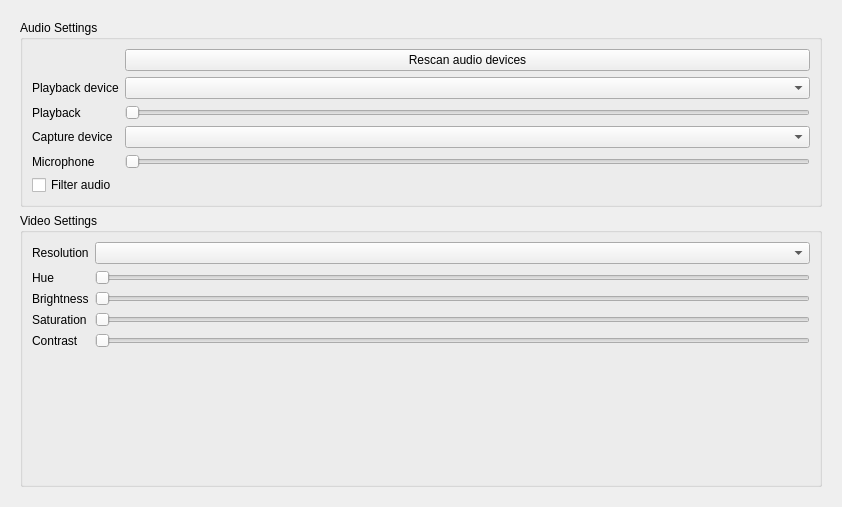
Old version of the form src/widget/form/settings/avsettings.ui in the repository qTox/qTox.
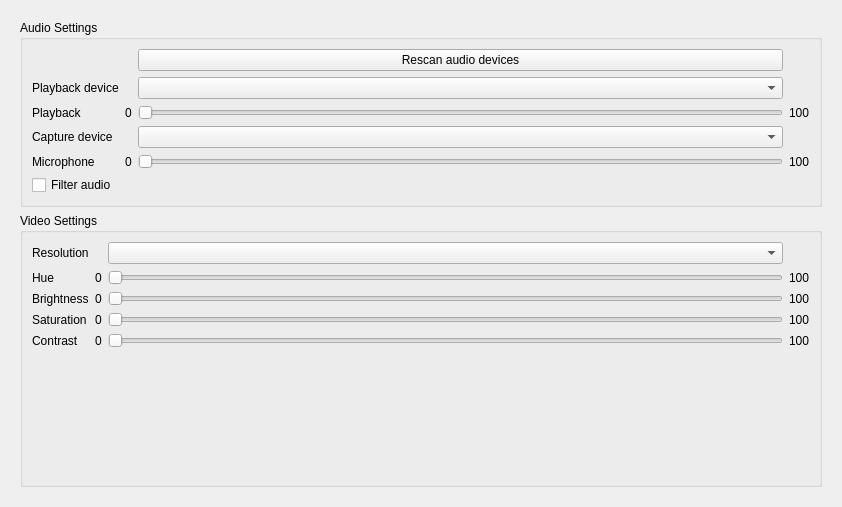
New version of the form. Custom widgets are drawn as their Qt base class.

Commit message:
closes tux3/qtox#768
added values to slides in av settings, converted slot to qt5 style
audio sliders are disabled

```diff
--- a/src/widget/form/settings/avsettings.ui
+++ b/src/widget/form/settings/avsettings.ui
@@ -30,8 +30,8 @@
        <rect>
         <x>0</x>
         <y>0</y>
-        <width>818</width>
-        <height>510</height>
+        <width>824</width>
+        <height>489</height>
        </rect>
       </property>
       <layout class="QVBoxLayout" name="verticalLayout_5">
@@ -40,8 +40,15 @@
          <property name="title">
           <string>Audio Settings</string>
          </property>
-         <layout class="QFormLayout" name="formLayout_2">
-          <item row="7" column="0">
+         <layout class="QGridLayout" name="gridLayout_3">
+          <item row="2" column="3">
+           <widget class="QLabel" name="playbackMax">
+            <property name="text">
+             <string>100</string>
+            </property>
+           </widget>
+          </item>
+          <item row="4" column="0">
            <widget class="QLabel" name="microphoneLabel">
             <property name="text">
              <string>Microphone</string>
@@ -55,17 +62,14 @@
             </property>
            </widget>
           </item>
-          <item row="2" column="1">
-           <widget class="QSlider" name="playbackSlider">
-            <property name="toolTip">
-             <string>Use slider to set volume of your speakers.</string>
-            </property>
-            <property name="orientation">
-             <enum>Qt::Horizontal</enum>
+          <item row="3" column="0">
+           <widget class="QLabel" name="inDevLabel">
+            <property name="text">
+             <string>Capture device</string>
             </property>
            </widget>
           </item>
-          <item row="7" column="1">
+          <item row="4" column="2">
            <widget class="QSlider" name="microphoneSlider">
             <property name="toolTip">
              <string>Use slider to set volume of your microphone.
@@ -76,6 +80,26 @@
             </property>
            </widget>
           </item>
+          <item row="2" column="2">
+           <widget class="QSlider" name="playbackSlider">
+            <property name="toolTip">
+             <string>Use slider to set volume of your speakers.</string>
+            </property>
+            <property name="orientation">
+             <enum>Qt::Horizontal</enum>
+            </property>
+           </widget>
+          </item>
+          <item row="5" column="0">
+           <widget class="QCheckBox" name="filterAudio">
+            <property name="toolTip">
+             <string>Filter sound from your microphone, so that people hearing you would get better sound.</string>
+            </property>
+            <property name="text">
+             <string>Filter audio</string>
+            </property>
+           </widget>
+          </item>
           <item row="1" column="0">
            <widget class="QLabel" name="outDevLabel">
             <property name="text">
@@ -83,36 +107,40 @@
             </property>
            </widget>
           </item>
-          <item row="6" column="0">
-           <widget class="QLabel" name="inDevLabel">
+          <item row="2" column="1">
+           <widget class="QLabel" name="playbackMin">
             <property name="text">
-             <string>Capture device</string>
+             <string>0</string>
             </property>
            </widget>
           </item>
-          <item row="6" column="1">
-           <widget class="QComboBox" name="inDevCombobox"/>
-          </item>
-          <item row="1" column="1">
-           <widget class="QComboBox" name="outDevCombobox"/>
-          </item>
-          <item row="0" column="1">
+          <item row="0" column="2">
            <widget class="QPushButton" name="rescanButton">
             <property name="text">
              <string>Rescan audio devices</string>
             </property>
            </widget>
           </item>
-          <item row="8" column="0">
-           <widget class="QCheckBox" name="filterAudio">
-            <property name="toolTip">
-             <string>Filter sound from your microphone, so that people hearing you would get better sound.</string>
+          <item row="4" column="1">
+           <widget class="QLabel" name="microphoneMin">
+            <property name="text">
+             <string>0</string>
             </property>
+           </widget>
+          </item>
+          <item row="4" column="3">
+           <widget class="QLabel" name="microphoneMax">
             <property name="text">
-             <string>Filter audio</string>
+             <string>100</string>
             </property>
            </widget>
           </item>
+          <item row="3" column="2">
+           <widget class="QComboBox" name="inDevCombobox"/>
+          </item>
+          <item row="1" column="2">
+           <widget class="QComboBox" name="outDevCombobox"/>
+          </item>
          </layout>
         </widget>
        </item>
@@ -123,25 +151,22 @@
          </property>
          <layout class="QVBoxLayout" name="verticalLayout">
           <item>
-           <layout class="QFormLayout" name="formLayout">
-            <property name="fieldGrowthPolicy">
-             <enum>QFormLayout::ExpandingFieldsGrow</enum>
-            </property>
-            <item row="0" column="0">
-             <widget class="QLabel" name="resolutionLabel">
-              <property name="toolTip">
-               <string>Set resolution of your camera.
-The higher values, the better video quality your friends may get.
-Note though that with better video quality there is needed better internet connection.
-Sometimes your connection may not be good enough to handle higher video quality,
-which may lead to problems with video calls.</string>
+           <layout class="QGridLayout" name="gridLayout_2">
+            <item row="4" column="2">
+             <widget class="QSlider" name="ContrastSlider">
+              <property name="orientation">
+               <enum>Qt::Horizontal</enum>
               </property>
-              <property name="text">
-               <string>Resolution</string>
+             </widget>
+            </item>
+            <item row="1" column="2">
+             <widget class="QSlider" name="HueSlider">
+              <property name="orientation">
+               <enum>Qt::Horizontal</enum>
               </property>
              </widget>
             </item>
-            <item row="0" column="1">
+            <item row="0" column="2">
              <widget class="QComboBox" name="videoModescomboBox">
               <property name="sizePolicy">
                <sizepolicy hsizetype="Expanding" vsizetype="Fixed">
@@ -158,6 +183,34 @@
               </property>
              </widget>
             </item>
+            <item row="4" column="1">
+             <widget class="QLabel" name="contrastMin">
+              <property name="text">
+               <string>0</string>
+              </property>
+             </widget>
+            </item>
+            <item row="4" column="0">
+             <widget class="QLabel" name="contrastLabel">
+              <property name="text">
+               <string>Contrast</string>
+              </property>
+             </widget>
+            </item>
+            <item row="1" column="1">
+             <widget class="QLabel" name="hueMin">
+              <property name="text">
+               <string>0</string>
+              </property>
+             </widget>
+            </item>
+            <item row="3" column="2">
+             <widget class="QSlider" name="SaturationSlider">
+              <property name="orientation">
+               <enum>Qt::Horizontal</enum>
+              </property>
+             </widget>
+            </item>
             <item row="1" column="0">
              <widget class="QLabel" name="hueLabel">
               <property name="text">
@@ -165,27 +218,41 @@
               </property>
              </widget>
             </item>
-            <item row="1" column="1">
-             <widget class="QSlider" name="HueSlider">
-              <property name="orientation">
-               <enum>Qt::Horizontal</enum>
+            <item row="0" column="0">
+             <widget class="QLabel" name="resolutionLabel">
+              <property name="toolTip">
+               <string>Set resolution of your camera.
+The higher values, the better video quality your friends may get.
+Note though that with better video quality there is needed better internet connection.
+Sometimes your connection may not be good enough to handle higher video quality,
+which may lead to problems with video calls.</string>
               </property>
+              <property name="text">
+               <string>Resolution</string>
+              </property>
              </widget>
             </item>
-            <item row="2" column="0">
-             <widget class="QLabel" name="brightnessLabel">
+            <item row="3" column="1">
+             <widget class="QLabel" name="saturationMin">
               <property name="text">
-               <string>Brightness</string>
+               <string>0</string>
               </property>
              </widget>
             </item>
-            <item row="2" column="1">
+            <item row="2" column="2">
              <widget class="QSlider" name="BrightnessSlider">
               <property name="orientation">
                <enum>Qt::Horizontal</enum>
               </property>
              </widget>
             </item>
+            <item row="2" column="1">
+             <widget class="QLabel" name="brightnessMin">
+              <property name="text">
+               <string>0</string>
+              </property>
+             </widget>
+            </item>
             <item row="3" column="0">
              <widget class="QLabel" name="saturationLabel">
               <property name="text">
@@ -193,24 +260,38 @@
               </property>
              </widget>
             </item>
-            <item row="3" column="1">
-             <widget class="QSlider" name="SaturationSlider">
-              <property name="orientation">
-               <enum>Qt::Horizontal</enum>
+            <item row="2" column="0">
+             <widget class="QLabel" name="brightnessLabel">
+              <property name="text">
+               <string>Brightness</string>
               </property>
              </widget>
             </item>
-            <item row="4" column="0">
-             <widget class="QLabel" name="contrastLabel">
+            <item row="1" column="3">
+             <widget class="QLabel" name="hueMax">
               <property name="text">
-               <string>Contrast</string>
+               <string>100</string>
               </property>
              </widget>
             </item>
-            <item row="4" column="1">
-             <widget class="QSlider" name="ContrastSlider">
-              <property name="orientation">
-               <enum>Qt::Horizontal</enum>
+            <item row="2" column="3">
+             <widget class="QLabel" name="brightnessMax">
+              <property name="text">
+               <string>100</string>
+              </property>
+             </widget>
+            </item>
+            <item row="3" column="3">
+             <widget class="QLabel" name="saturationMax">
+              <property name="text">
+               <string>100</string>
+              </property>
+             </widget>
+            </item>
+            <item row="4" column="3">
+             <widget class="QLabel" name="contrastMax">
+              <property name="text">
+               <string>100</string>
               </property>
              </widget>
             </item>
```
The commit also changes 2 other files.
